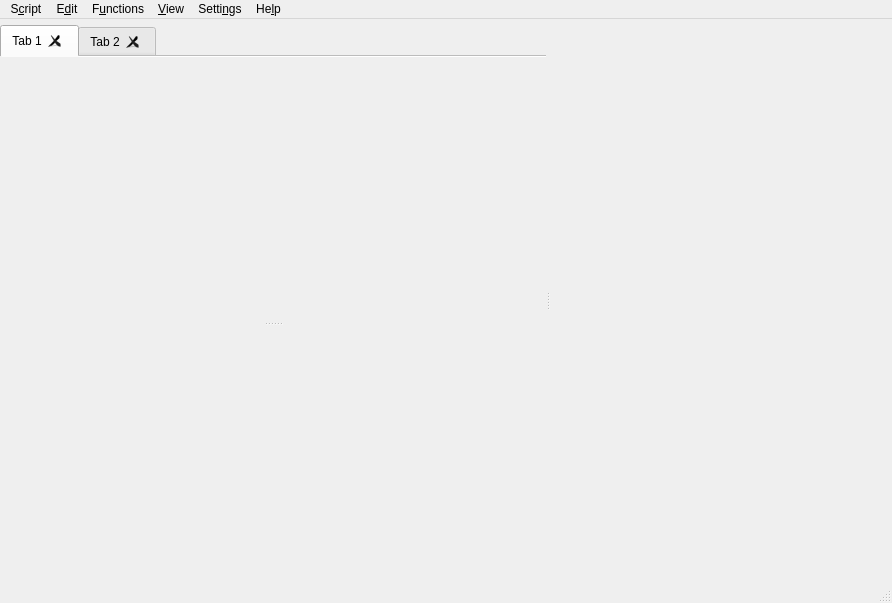
Old version of the form buliscript/buliscript/bs/resources/bsmainwindow.ui in the repository Grum999/BuliScript.
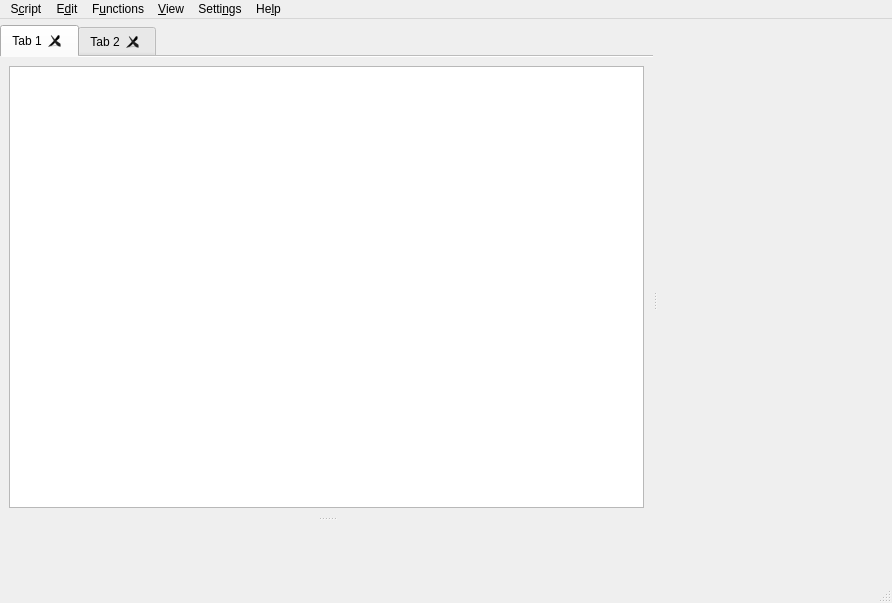
New version of the form. Icons and pictures are not drawn. Custom widgets are drawn as their Qt base class.

```diff
--- a/buliscript/buliscript/bs/resources/bsmainwindow.ui
+++ b/buliscript/buliscript/bs/resources/bsmainwindow.ui
@@ -80,6 +80,11 @@
             <attribute name="title">
              <string>Tab 1</string>
             </attribute>
+            <layout class="QHBoxLayout" name="horizontalLayout">
+             <item>
+              <widget class="BSWCodeEditor" name="plainTextEdit"/>
+             </item>
+            </layout>
            </widget>
            <widget class="QWidget" name="tab_2">
             <attribute name="title">
@@ -394,6 +399,13 @@
    </property>
   </action>
  </widget>
+ <customwidgets>
+  <customwidget>
+   <class>BSWCodeEditor</class>
+   <extends>QPlainTextEdit</extends>
+   <header>buliscript.bs.bswcodeeditor</header>
+  </customwidget>
+ </customwidgets>
  <resources/>
  <connections/>
 </ui>
```
